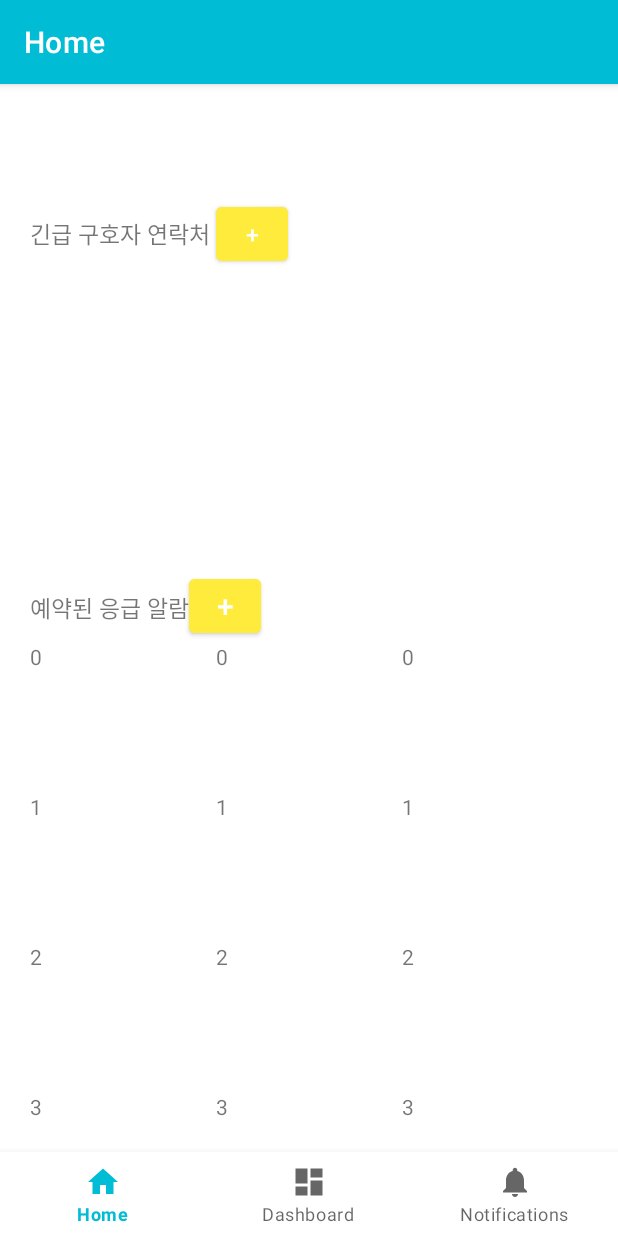
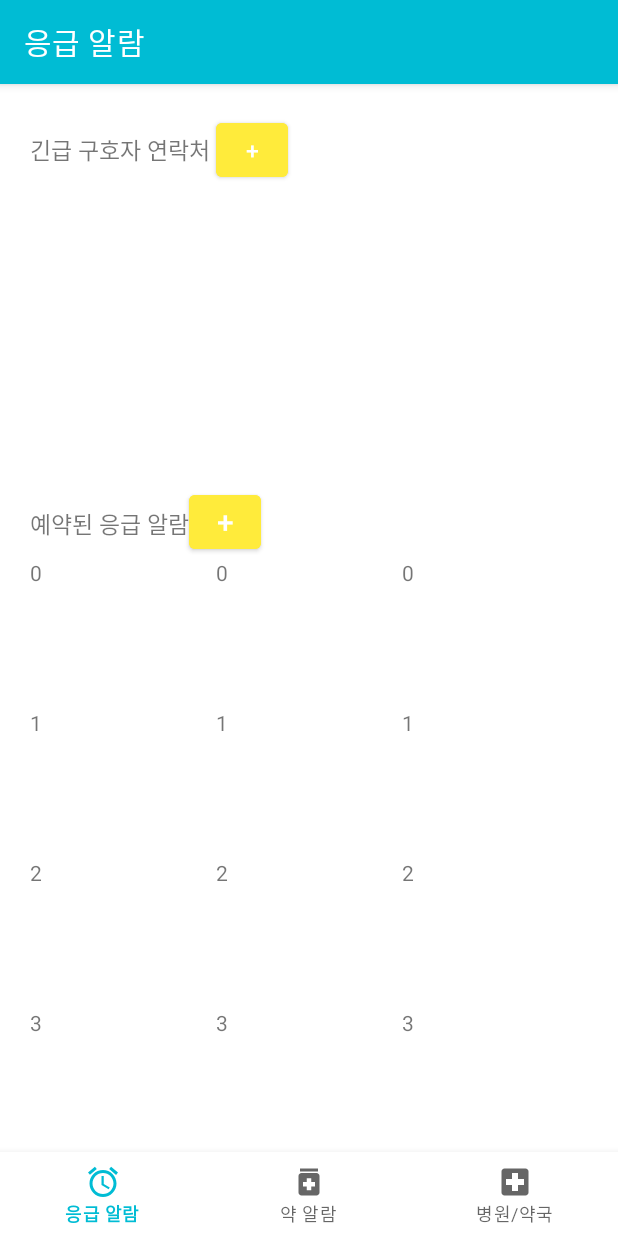
Before and after one commit to yhb1834/Mamason, an Android app: the screen it shows after launch (MainActivity), on a phone screen of 412 x 824 dp. Run offline under Robolectric (Android 15) with nearby library versions, the phone set to English and light mode, and no system bars; our stand-ins replace navigation-ui.

Commit message:
화면 수정

```diff
--- a/app/src/main/java/com/example/mamason/MainActivity.java
+++ b/app/src/main/java/com/example/mamason/MainActivity.java
@@ -89,93 +89,22 @@ public class MainActivity extends AppCompatActivity {
     }
 
 
-    //@RequiresApi(api = Build.VERSION_CODES.O)
     @Override
     protected void onActivityResult(int requestCode, int resultCode, Intent data) {
         super.onActivityResult(requestCode, resultCode, data);
-        /*if(resultCode == Activity.RESULT_OK)
-        {
-            Cursor cursor = getContentResolver().query(data.getData(),
-                    new String[]{ContactsContract.CommonDataKinds.Phone.DISPLAY_NAME,
-                            ContactsContract.CommonDataKinds.Phone.NUMBER}, null, null, null);
+
+        String[] projection = {// 인덱스 값, 중복될 수 있음 -- 한 사람 번호가 여러개인 경우
+                 ContactsContract.CommonDataKinds.Phone.DISPLAY_NAME
+                , ContactsContract.CommonDataKinds.Phone.NUMBER};
+        if (requestCode == 10) {
+            Cursor cursor = getContentResolver().query(data.getData(), projection, null, null, null);
             cursor.moveToFirst();
-            String name = cursor.getString(0);        //0은 이름을 얻어옵니다.
-            String number = cursor.getString(1);   //1은 번호를 받아옵니다.
-            Toast.makeText(getApplicationContext(), "연락처 이름 : " + name + "\n연락처 전화번호 : " + number, Toast.LENGTH_LONG).show();
-
-            cursor.close();
-        }*/
-        /*if (resultCode == RESULT_OK) {
-            switch (requestCode) {
-                case 10:
-                    contactPicked(data);
-
-            }
-        } else {
-            Toast.makeText(this, "연락처에서 가져오지 못했습니다", Toast.LENGTH_LONG).show();
-        }*/
-            /*Cursor cursor = getContentResolver().query(data.getData(),
-                    new String[]{ContactsContract.CommonDataKinds.Phone.DISPLAY_NAME,
-                            ContactsContract.CommonDataKinds.Phone.NUMBER},
-                    null, null, null);*/
-
-           String[] projection = {ContactsContract.Contacts._ID// 인덱스 값, 중복될 수 있음 -- 한 사람 번호가 여러개인 경우
-                        , ContactsContract.Contacts.DISPLAY_NAME};
-
-           Cursor cursor = getApplicationContext().getContentResolver().query(ContactsContract.Contacts.CONTENT_URI,projection, ContactsContract.Contacts.HAS_PHONE_NUMBER + "=1",
-        null, null);
-
-            cursor.moveToFirst();
-            //이름획득
-            String receiveName = cursor.getString(0);
-            //전화번호 획득
-            String receivePhone = cursor.getString(1);
-            Toast.makeText(getApplicationContext(), "연락처 이름 : " + receiveName + "\n연락처 전화번호 : " + receivePhone, Toast.LENGTH_LONG).show();
+            String getname = cursor.getString(0);
+            String getphone = cursor.getString(1);
+            Toast.makeText(getApplicationContext(), "연락처 이름 : " + getname + "\n연락처 전화번호 : " + getphone, Toast.LENGTH_LONG).show();
 
             cursor.close();
 
-
-            //Uri receive = data.getData();
-                /*String[] projection = {ContactsContract.CommonDataKinds.Phone.CONTACT_ID // 인덱스 값, 중복될 수 있음 -- 한 사람 번호가 여러개인 경우
-                        , ContactsContract.CommonDataKinds.Phone.DISPLAY_NAME
-                        , ContactsContract.CommonDataKinds.Phone.NUMBER};
-
-
-                Cursor cursor = getContentResolver().query(data.getData(), projection, null, null, null);
-                cursor.moveToFirst();
-                //System.out.println(cursor);
-                int name = cursor.getColumnIndex(projection[1]);
-                String getname = cursor.getString(name);
-                Toast.makeText(getApplicationContext(), "연락처 이름 : " + name + "\n연락처 전화번호 : ", Toast.LENGTH_LONG).show();
-                System.out.println(name);
-                cursor.close();*/
-        //System.out.println(name);
-            /*if(cursor.moveToFirst()){
-                //String name = cursor.getString(1);
-                String name = cursor.getString(cursor.getColumnIndex(ContactsContract.Data.DISPLAY_NAME));
-                Toast.makeText(getApplicationContext(), "연락처 이름 : " + name + "\n연락처 전화번호 : ", Toast.LENGTH_LONG).show();
-                System.out.println(name);
-                cursor.close();
-            }*/
-
-        //@SuppressLint("ResourceType") Fragment fragment = getSupportFragmentManager().findFragmentById(R.layout.fragment_home);
-        //fragment.onActivityResult(requestCode, resultCode, data);
+        }
     }
-
-/*
-    private void contactPicked(Intent data) {
-        Cursor cursor = null;
-
-        try {
-            String num = null;
-            Uri uri = data.getData();
-            System.out.println(uri);
-            cursor = getContentResolver().query(uri, null, null, null, null);
-            int phoneIndex = cursor.getColumnIndex(ContactsContract.CommonDataKinds.Phone.NUMBER);
-            num = cursor.getString(phoneIndex);
-            Toast.makeText(this, num, Toast.LENGTH_LONG).show();
-        } catch (Exception e) {
-            e.printStackTrace();
-        }
-    }*/
 }
--- a/app/src/main/java/com/example/mamason/ui/home/HomeFragment.java
+++ b/app/src/main/java/com/example/mamason/ui/home/HomeFragment.java
@@ -73,8 +73,8 @@ public class HomeFragment extends Fragment {
             public void onClick(View v) {
                 //sendSMS("01075411834", "엄마! ");
                 Intent intent = new Intent(Intent.ACTION_PICK);
-                intent.setData(ContactsContract.Contacts.CONTENT_URI);
-                //intent.setData(ContactsContract.CommonDataKinds.Phone.CONTENT_URI);
+                //intent.setData(ContactsContract.Contacts.CONTENT_URI);
+                intent.setData(ContactsContract.CommonDataKinds.Phone.CONTENT_URI);
                 //Intent intent = new Intent(Intent.ACTION_VIEW);
                 //intent.setData(Uri.parse(ContactsContract.Contacts.CONTENT_URI+"/"+1066));
                 getActivity().startActivityForResult(intent, 10);
--- /dev/null
+++ b/app/src/main/res/drawable/alarm.xml
@@ -0,0 +1,10 @@
+<vector xmlns:android="http://schemas.android.com/apk/res/android"
+    android:width="24dp"
+    android:height="24dp"
+    android:viewportWidth="24"
+    android:viewportHeight="24"
+    android:tint="?attr/colorControlNormal">
+  <path
+      android:fillColor="@android:color/white"
+      android:pathData="M22,5.72l-4.6,-3.86 -1.29,1.53 4.6,3.86L22,5.72zM7.88,3.39L6.6,1.86 2,5.71l1.29,1.53 4.59,-3.85zM12.5,8L11,8v6l4.75,2.85 0.75,-1.23 -4,-2.37L12.5,8zM12,4c-4.97,0 -9,4.03 -9,9s4.02,9 9,9c4.97,0 9,-4.03 9,-9s-4.03,-9 -9,-9zM12,20c-3.87,0 -7,-3.13 -7,-7s3.13,-7 7,-7 7,3.13 7,7 -3.13,7 -7,7z"/>
+</vector>
--- /dev/null
+++ b/app/src/main/res/drawable/hospital.xml
@@ -0,0 +1,10 @@
+<vector xmlns:android="http://schemas.android.com/apk/res/android"
+    android:width="24dp"
+    android:height="24dp"
+    android:viewportWidth="24"
+    android:viewportHeight="24"
+    android:tint="?attr/colorControlNormal">
+  <path
+      android:fillColor="@android:color/white"
+      android:pathData="M19,3L5,3c-1.1,0 -1.99,0.9 -1.99,2L3,19c0,1.1 0.9,2 2,2h14c1.1,0 2,-0.9 2,-2L21,5c0,-1.1 -0.9,-2 -2,-2zM18,14h-4v4h-4v-4L6,14v-4h4L10,6h4v4h4v4z"/>
+</vector>
--- /dev/null
+++ b/app/src/main/res/drawable/medicine.xml
@@ -0,0 +1,13 @@
+<vector xmlns:android="http://schemas.android.com/apk/res/android"
+    android:width="24dp"
+    android:height="24dp"
+    android:viewportWidth="24"
+    android:viewportHeight="24"
+    android:tint="?attr/colorControlNormal">
+  <path
+      android:fillColor="@android:color/white"
+      android:pathData="M6,3h12v2h-12z"/>
+  <path
+      android:fillColor="@android:color/white"
+      android:pathData="M17,6H7C5.9,6 5,6.9 5,8v11c0,1.1 0.9,2 2,2h10c1.1,0 2,-0.9 2,-2V8C19,6.9 18.1,6 17,6zM16,15h-2.5v2.5h-3V15H8v-3h2.5V9.5h3V12H16V15z"/>
+</vector>
--- a/app/src/main/res/layout/activity_main.xml
+++ b/app/src/main/res/layout/activity_main.xml
@@ -3,8 +3,7 @@
     xmlns:app="http://schemas.android.com/apk/res-auto"
     android:id="@+id/container"
     android:layout_width="match_parent"
-    android:layout_height="match_parent"
-    android:paddingTop="?attr/actionBarSize">
+    android:layout_height="match_parent">
 
     <com.google.android.material.bottomnavigation.BottomNavigationView
         android:id="@+id/nav_view"
@@ -25,9 +24,11 @@
         android:layout_height="match_parent"
         app:defaultNavHost="true"
         app:layout_constraintBottom_toTopOf="@id/nav_view"
+        app:layout_constraintHorizontal_bias="0.0"
         app:layout_constraintLeft_toLeftOf="parent"
         app:layout_constraintRight_toRightOf="parent"
         app:layout_constraintTop_toTopOf="parent"
+        app:layout_constraintVertical_bias="0.0"
         app:navGraph="@navigation/mobile_navigation" />
 
 </androidx.constraintlayout.widget.ConstraintLayout>
--- a/app/src/main/res/layout/fragment_home.xml
+++ b/app/src/main/res/layout/fragment_home.xml
@@ -4,8 +4,11 @@
     xmlns:tools="http://schemas.android.com/tools"
     android:layout_width="match_parent"
     android:layout_height="match_parent"
-    android:layout_margin="20dp"
     android:orientation="vertical"
+    android:layout_marginLeft="20dp"
+    android:layout_marginRight="20dp"
+    android:layout_marginTop="20dp"
+    android:layout_marginBottom="70dp"
     tools:context=".ui.home.HomeFragment">
 
     <LinearLayout
--- a/app/src/main/res/menu/bottom_nav_menu.xml
+++ b/app/src/main/res/menu/bottom_nav_menu.xml
@@ -3,17 +3,17 @@
 
     <item
         android:id="@+id/navigation_home"
-        android:icon="@drawable/ic_home_black_24dp"
+        android:icon="@drawable/alarm"
         android:title="@string/title_home" />
 
     <item
         android:id="@+id/navigation_dashboard"
-        android:icon="@drawable/ic_dashboard_black_24dp"
+        android:icon="@drawable/medicine"
         android:title="@string/title_dashboard" />
 
     <item
         android:id="@+id/navigation_notifications"
-        android:icon="@drawable/ic_notifications_black_24dp"
+        android:icon="@drawable/hospital"
         android:title="@string/title_notifications" />
 
 </menu>
--- a/app/src/main/res/values/strings.xml
+++ b/app/src/main/res/values/strings.xml
@@ -1,6 +1,6 @@
 <resources>
-    <string name="app_name">mamason</string>
-    <string name="title_home">Home</string>
-    <string name="title_dashboard">Dashboard</string>
-    <string name="title_notifications">Notifications</string>
+    <string name="app_name">마마손</string>
+    <string name="title_home">응급 알람</string>
+    <string name="title_dashboard">약 알람</string>
+    <string name="title_notifications">병원/약국</string>
 </resources>
```
Also changed, not shown: app/src/main/res/drawable/emer_alarm.xml (added, +10 -0 lines).
